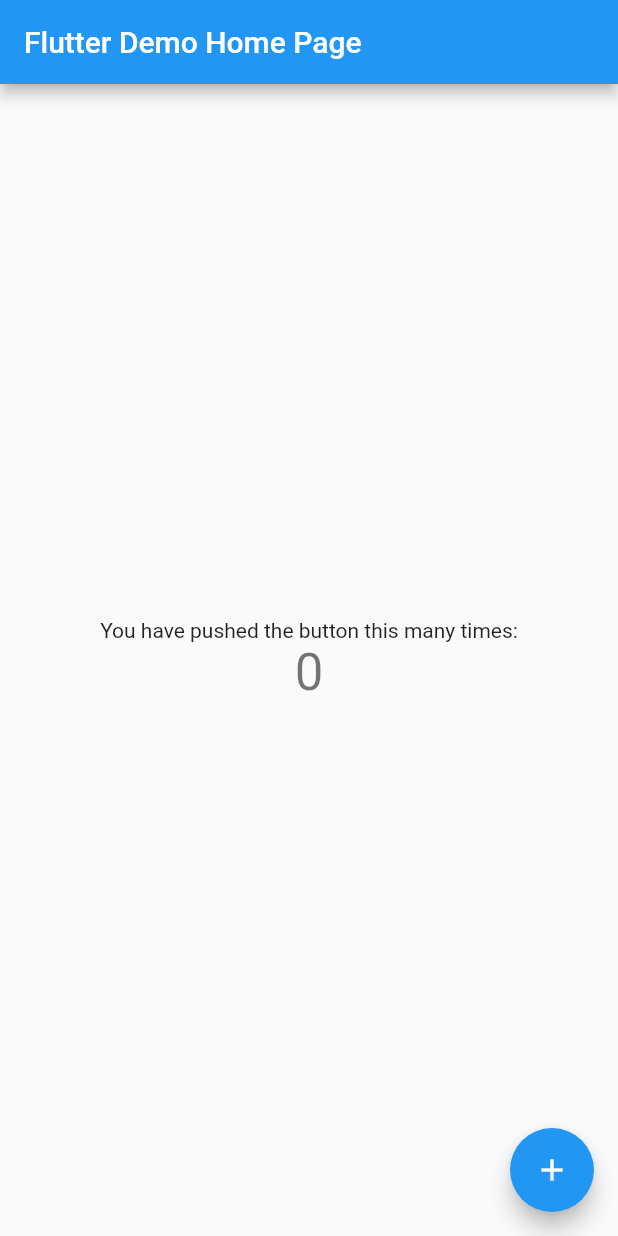
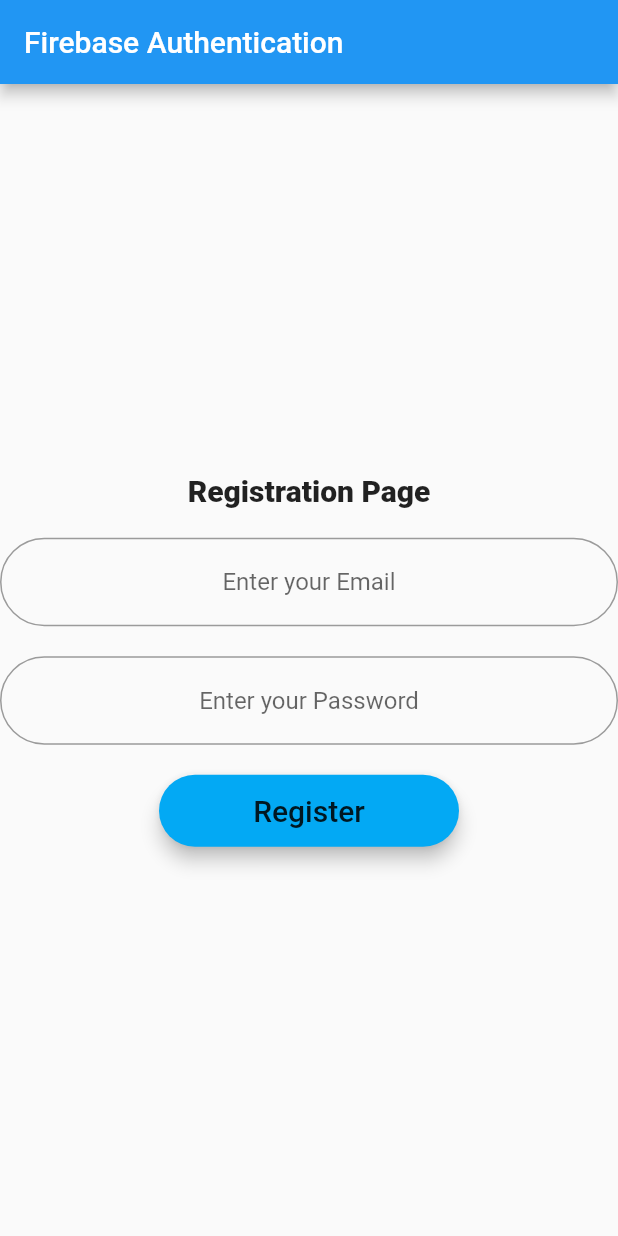
Before and after one commit to pg598595/twitter-moblie-19Nov2021, a Flutter app: the screen it shows after launch, on a phone screen of 412 x 824 dp. Run offline on Flutter 3.47's test engine with Material 2 defaults, Android fonts, the phone set to English and light mode, and no system bars.

Commit message:
[wip] login screen

```diff
--- /dev/null
+++ b/lib/authentication/login/login.dart
@@ -0,0 +1,78 @@
+import 'package:flutter/cupertino.dart';
+import 'package:flutter/material.dart';
+
+class LoginPage extends StatefulWidget {
+  @override
+  _LoginPageState createState() => _LoginPageState();
+}
+class _LoginPageState extends State<LoginPage> {
+  bool showProgress = false;
+  @override
+  Widget build(BuildContext context) {
+    return Scaffold(
+      appBar: AppBar(
+        title: Text("Firebase Authentication"),
+      ),
+      body: Center(
+        child: showProgress?
+        CircularProgressIndicator()
+            :
+           Column(
+            mainAxisAlignment: MainAxisAlignment.center,
+            children: <Widget>[
+              Text(
+                "Registration Page",
+                style: TextStyle(fontWeight: FontWeight.w800, fontSize: 20.0),
+              ),
+              SizedBox(
+                height: 20.0,
+              ),
+              TextField(
+                keyboardType: TextInputType.emailAddress,
+                textAlign: TextAlign.center,
+                onChanged: (value) {},
+                decoration: InputDecoration(
+                    hintText: "Enter your Email",
+                    border: OutlineInputBorder(
+                        borderRadius: BorderRadius.all(Radius.circular(32.0)))),
+              ),
+              SizedBox(
+                height: 20.0,
+              ),
+              TextField(
+                obscureText: true,
+                textAlign: TextAlign.center,
+                onChanged: (value) {},
+                decoration: InputDecoration(
+                    hintText: "Enter your Password",
+                    border: OutlineInputBorder(
+                        borderRadius: BorderRadius.all(Radius.circular(32.0)))),
+              ),
+              SizedBox(
+                height: 20.0,
+              ),
+              Material(
+                elevation: 5,
+                color: Colors.lightBlue,
+                borderRadius: BorderRadius.circular(32.0),
+                child: MaterialButton(
+                  onPressed: () {
+//                  Navigator.push(
+//                    context,
+//                    MaterialPageRoute(builder: (context) => MyLoginPage()),
+//                  );
+                  },
+                  minWidth: 200.0,
+                  height: 45.0,
+                  child: Text(
+                    "Register",
+                    style: TextStyle(fontWeight: FontWeight.w500, fontSize: 20.0),
+                  ),
+                ),
+              )
+            ],
+          ),
+      ),
+    );
+  }
+}
--- a/lib/main.dart
+++ b/lib/main.dart
@@ -1,117 +1,21 @@
 import 'package:flutter/material.dart';
+import 'package:twitter/authentication/login/login.dart';
 
 void main() {
   runApp(MyApp());
 }
 
 class MyApp extends StatelessWidget {
-  // This widget is the root of your application.
   @override
   Widget build(BuildContext context) {
     return MaterialApp(
+      debugShowCheckedModeBanner: false,
       title: 'Flutter Demo',
       theme: ThemeData(
-        // This is the theme of your application.
-        //
-        // Try running your application with "flutter run". You'll see the
-        // application has a blue toolbar. Then, without quitting the app, try
-        // changing the primarySwatch below to Colors.green and then invoke
-        // "hot reload" (press "r" in the console where you ran "flutter run",
-        // or simply save your changes to "hot reload" in a Flutter IDE).
-        // Notice that the counter didn't reset back to zero; the application
-        // is not restarted.
         primarySwatch: Colors.blue,
-        // This makes the visual density adapt to the platform that you run
-        // the app on. For desktop platforms, the controls will be smaller and
-        // closer together (more dense) than on mobile platforms.
         visualDensity: VisualDensity.adaptivePlatformDensity,
       ),
-      home: MyHomePage(title: 'Flutter Demo Home Page'),
+      home: LoginPage(),
     );
   }
 }
-
-class MyHomePage extends StatefulWidget {
-  MyHomePage({Key key, this.title}) : super(key: key);
-
-  // This widget is the home page of your application. It is stateful, meaning
-  // that it has a State object (defined below) that contains fields that affect
-  // how it looks.
-
-  // This class is the configuration for the state. It holds the values (in this
-  // case the title) provided by the parent (in this case the App widget) and
-  // used by the build method of the State. Fields in a Widget subclass are
-  // always marked "final".
-
-  final String title;
-
-  @override
-  _MyHomePageState createState() => _MyHomePageState();
-}
-
-class _MyHomePageState extends State<MyHomePage> {
-  int _counter = 0;
-
-  void _incrementCounter() {
-    setState(() {
-      // This call to setState tells the Flutter framework that something has
-      // changed in this State, which causes it to rerun the build method below
-      // so that the display can reflect the updated values. If we changed
-      // _counter without calling setState(), then the build method would not be
-      // called again, and so nothing would appear to happen.
-      _counter++;
-    });
-  }
-
-  @override
-  Widget build(BuildContext context) {
-    // This method is rerun every time setState is called, for instance as done
-    // by the _incrementCounter method above.
-    //
-    // The Flutter framework has been optimized to make rerunning build methods
-    // fast, so that you can just rebuild anything that needs updating rather
-    // than having to individually change instances of widgets.
-    return Scaffold(
-      appBar: AppBar(
-        // Here we take the value from the MyHomePage object that was created by
-        // the App.build method, and use it to set our appbar title.
-        title: Text(widget.title),
-      ),
-      body: Center(
-        // Center is a layout widget. It takes a single child and positions it
-        // in the middle of the parent.
-        child: Column(
-          // Column is also a layout widget. It takes a list of children and
-          // arranges them vertically. By default, it sizes itself to fit its
-          // children horizontally, and tries to be as tall as its parent.
-          //
-          // Invoke "debug painting" (press "p" in the console, choose the
-          // "Toggle Debug Paint" action from the Flutter Inspector in Android
-          // Studio, or the "Toggle Debug Paint" command in Visual Studio Code)
-          // to see the wireframe for each widget.
-          //
-          // Column has various properties to control how it sizes itself and
-          // how it positions its children. Here we use mainAxisAlignment to
-          // center the children vertically; the main axis here is the vertical
-          // axis because Columns are vertical (the cross axis would be
-          // horizontal).
-          mainAxisAlignment: MainAxisAlignment.center,
-          children: <Widget>[
-            Text(
-              'You have pushed the button this many times:',
-            ),
-            Text(
-              '$_counter',
-              style: Theme.of(context).textTheme.headline4,
-            ),
-          ],
-        ),
-      ),
-      floatingActionButton: FloatingActionButton(
-        onPressed: _incrementCounter,
-        tooltip: 'Increment',
-        child: Icon(Icons.add),
-      ), // This trailing comma makes auto-formatting nicer for build methods.
-    );
-  }
-}
--- a/pubspec.yaml
+++ b/pubspec.yaml
@@ -32,6 +32,9 @@ dependencies:
 dev_dependencies:
   flutter_test:
     sdk: flutter
+  cloud_firestore: ^0.13.0+1
+  firebase_auth: ^0.15.3+1
+  firebase_core: ^0.4.3+2
 
 # For information on the generic Dart part of this file, see the
 # following page: https://dart.dev/tools/pub/pubspec
```
Also changed, not shown: pubspec.lock, 3 other files.
